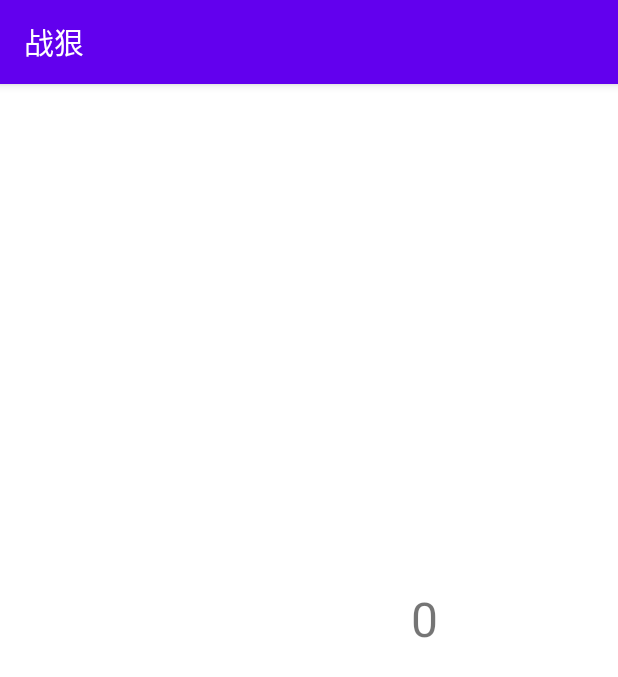
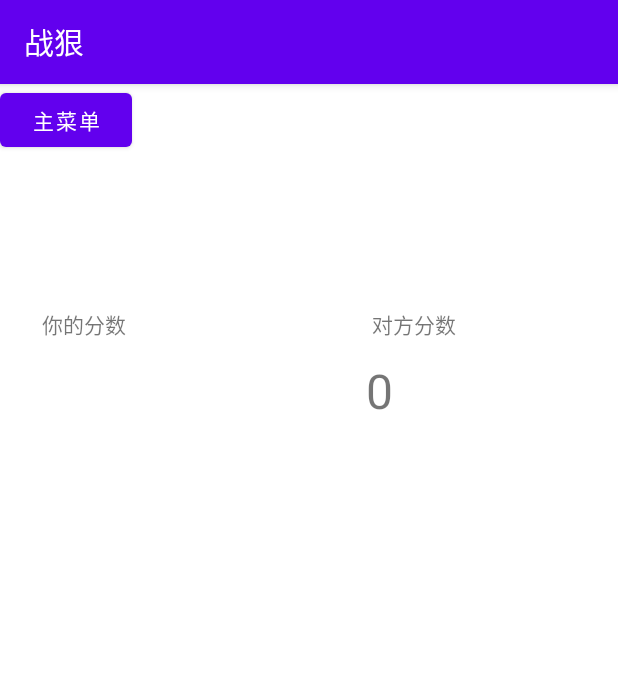
Before and after one commit to ScarecrowL1/AircraftWar-Android-courseProject, an Android app: the MultiEndActivity screen opened directly, with no data from a screen before it, on a phone screen of 412 x 824 dp. Shown: the top 677 px of the screen. Run offline under Robolectric (Android 15) with nearby library versions, the phone set to English and light mode, and no system bars.

Commit message:
完善了联机模式结算页面

```diff
--- a/app/src/main/java/com/example/aircraftwar/MainActivity.java
+++ b/app/src/main/java/com/example/aircraftwar/MainActivity.java
@@ -71,6 +71,7 @@ public class MainActivity extends AppCompatActivity {
 
                 if(WaitPreAcitivity.ismuti){
                     intent = new Intent().setClass(MainActivity.this, WaitDieActivity.class);
+                    finish();
                 }
                 startActivity(intent);
                 finish();
--- a/app/src/main/java/com/example/aircraftwar/MultiEndActivity.java
+++ b/app/src/main/java/com/example/aircraftwar/MultiEndActivity.java
@@ -5,9 +5,12 @@ import androidx.appcompat.app.AppCompatActivity;
 import android.annotation.SuppressLint;
 import android.app.AlertDialog;
 import android.app.Dialog;
+import android.content.Intent;
 import android.os.Bundle;
 import android.os.Handler;
 import android.os.Message;
+import android.view.View;
+import android.widget.Button;
 import android.widget.TextView;
 
 public class MultiEndActivity extends AppCompatActivity {
@@ -19,45 +22,16 @@ public class MultiEndActivity extends AppCompatActivity {
 
         TextView myScore = findViewById(R.id.myscore);
         TextView oppoScore = findViewById(R.id.opposcore);
-/*        AlertDialog dialog = new AlertDialog.Builder(this).setTitle("等待中").setMessage("正在等待对方游戏结束").create();
+        Button backButton = findViewById(R.id.backbutton);
 
-        if(!Game.othergameOverFlag) {
-            dialog.show();
-        }*/
-
-/*        @SuppressLint("HandlerLeak") final Handler handler = new Handler() {
+        backButton.setOnClickListener(new View.OnClickListener() {
             @Override
-            public void handleMessage(Message msg) {
-                super.handleMessage(msg);
-                if (msg.what == 0x11) {
-                    oppoScore.setText(Game.finally_score);
-                    dialog.dismiss();
-                }
+            public void onClick(View v) {
+                Intent intent = new Intent().setClass(MultiEndActivity.this, MenuActivity.class);
+                startActivity(intent);
+                finish();
             }
-        };*/
-
-/*        new Thread(new Runnable() {
-            @Override
-            public void run() {
-                //FIXME 这里直接更新ui是不行的
-                //还有其他更新ui方式,runOnUiThread()等
-                boolean did = false;
-                while (!did) {
-                    if(!Game.gameOverFlag){
-                        continue;
-                    }
-                    if (Game.othergameOverFlag) {
-                        Message message=Message.obtain();
-                        message.what = 0x11;
-                        handler.sendMessage(message);
-                        System.out.println("对面死了");
-                        did = true;
-                    }
-                }
-            }
-        }).start();*/
-
-
+        });
 
         String score = String.valueOf(Game.Score);
         myScore.setText(score);
--- a/app/src/main/res/layout/activity_multi_end.xml
+++ b/app/src/main/res/layout/activity_multi_end.xml
@@ -16,21 +16,49 @@
         android:textSize="32dp"
         app:layout_constraintBottom_toBottomOf="parent"
         app:layout_constraintEnd_toStartOf="@+id/opposcore"
-        app:layout_constraintHorizontal_bias="1.0"
+        app:layout_constraintHorizontal_bias="0.903"
         app:layout_constraintStart_toStartOf="parent"
         app:layout_constraintTop_toTopOf="parent"
-        app:layout_constraintVertical_bias="0.462" />
+        app:layout_constraintVertical_bias="0.252" />
 
     <TextView
         android:id="@+id/opposcore"
         android:layout_width="wrap_content"
         android:layout_height="wrap_content"
-        android:layout_marginEnd="28dp"
+        android:layout_marginEnd="32dp"
         android:gravity="center"
         android:text="TextView"
         android:textSize="32dp"
         app:layout_constraintBottom_toBottomOf="parent"
         app:layout_constraintEnd_toEndOf="parent"
         app:layout_constraintTop_toTopOf="parent"
-        app:layout_constraintVertical_bias="0.462" />
+        app:layout_constraintVertical_bias="0.252" />
+
+    <TextView
+        android:id="@+id/textView2"
+        android:layout_width="wrap_content"
+        android:layout_height="wrap_content"
+        android:layout_marginStart="28dp"
+        android:layout_marginBottom="12dp"
+        android:text="你的分数"
+        app:layout_constraintBottom_toTopOf="@+id/myscore"
+        app:layout_constraintStart_toStartOf="parent" />
+
+    <TextView
+        android:id="@+id/textView3"
+        android:layout_width="wrap_content"
+        android:layout_height="wrap_content"
+        android:layout_marginStart="220dp"
+        android:layout_marginBottom="12dp"
+        android:text="对方分数"
+        app:layout_constraintBottom_toTopOf="@+id/opposcore"
+        app:layout_constraintStart_toStartOf="@+id/textView2" />
+
+    <Button
+        android:id="@+id/backbutton"
+        android:layout_width="wrap_content"
+        android:layout_height="wrap_content"
+        android:text="主菜单"
+        tools:layout_editor_absoluteX="32dp"
+        tools:layout_editor_absoluteY="586dp" />
 </androidx.constraintlayout.widget.ConstraintLayout>
```
